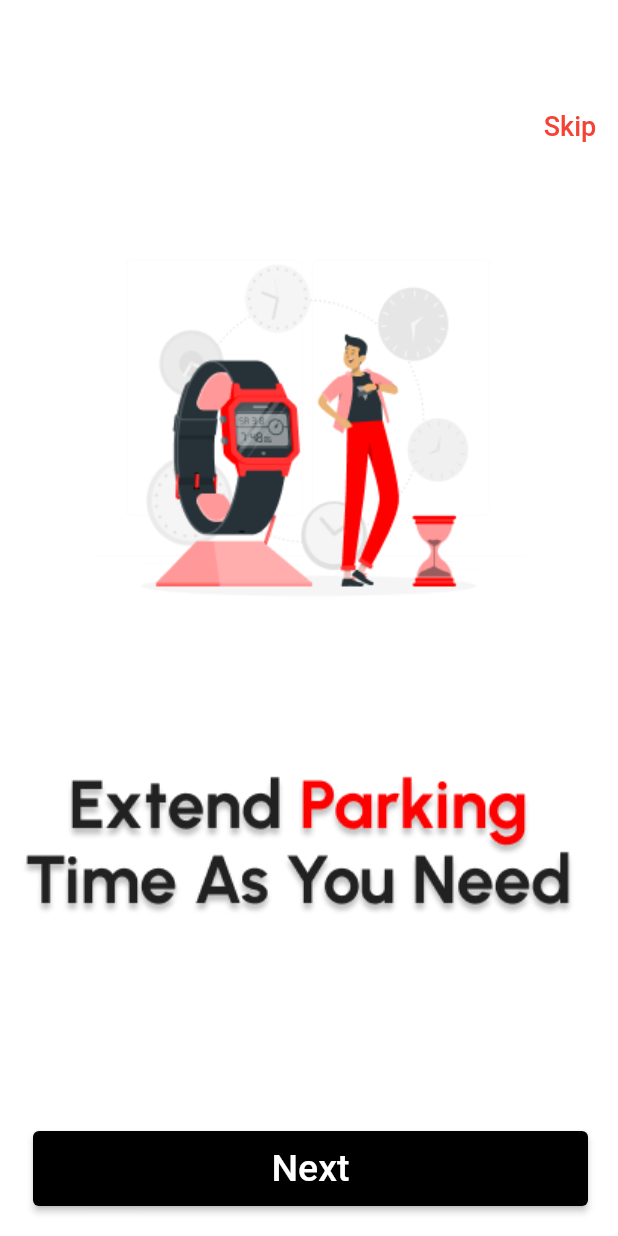
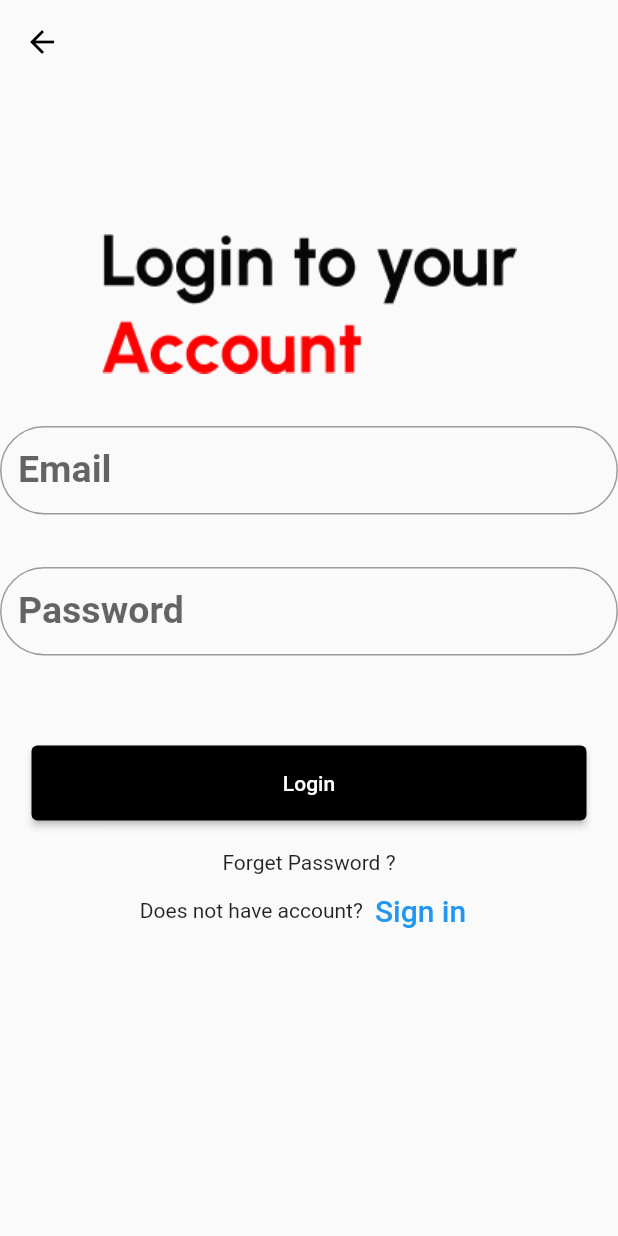
Before and after one commit to ritamagdy22/smartpark, a Flutter app: the ExtendParking screen opened by its route, after a tap on "Next", on a phone screen of 412 x 824 dp. Run offline on Flutter 3.47's test engine with Material 2 defaults, Android fonts, the phone set to English and light mode, and no system bars.

Commit message:
Login Screen

```diff
--- /dev/null
+++ b/lib/Login&Registeration_Screens/LoginScreen.dart
@@ -0,0 +1,120 @@
+import 'package:flutter/material.dart';
+
+class LoginScreen extends StatefulWidget {
+  static const RouteName = "LoginScreen";
+
+  @override
+  State<LoginScreen> createState() => _LoginScreenState();
+}
+
+class _LoginScreenState extends State<LoginScreen> {
+  String email = '';
+
+  String password = '';
+
+  @override
+  Widget build(BuildContext context) {
+    return Scaffold(
+      appBar: AppBar(
+        backgroundColor: Colors.transparent,
+        elevation: 0,
+        iconTheme: IconThemeData(color: Colors.black),
+        leading: IconButton(
+          icon: Icon(Icons.arrow_back),
+          onPressed: () {
+            Navigator.of(context)
+                .pop(); // Handle the action when the back arrow is pressed
+          },
+        ),
+      ),
+      body: Center(
+        child: Column(
+          mainAxisAlignment: MainAxisAlignment.start,
+          // Align children at the top
+          children: [
+            Padding(
+              padding:
+                  EdgeInsets.only(top: 100), // Adjust the top space as needed
+            ),
+            Image.asset('assets/images/LoginText.png'),
+            SizedBox(
+              height: 35,
+            ),
+            TextField(
+              decoration: InputDecoration(
+                labelText: 'Email',
+                border:
+                    OutlineInputBorder(borderRadius: BorderRadius.circular(40)),
+                labelStyle: TextStyle(
+                  fontWeight: FontWeight.bold, // Make the label text bold
+                  fontSize: 25, // Set the font size for the label
+                ),
+              ),
+              onChanged: (value) {
+                setState(() {
+                  email = value;
+                });
+              },
+            ),
+            SizedBox(
+              height: 35,
+            ),
+            TextField(
+              obscureText: true,
+              decoration: InputDecoration(
+                labelText: 'Password',
+                border:
+                    OutlineInputBorder(borderRadius: BorderRadius.circular(40)),
+                labelStyle: TextStyle(
+                  fontWeight: FontWeight.bold, // Make the label text bold
+                  fontSize: 25, // Set the font size for the label
+                ),
+              ),
+              onChanged: (value) {
+                setState(() {
+                  password = value;
+                });
+              },
+            ),
+            SizedBox(height: 60),
+
+            ElevatedButton(
+              onPressed: () {
+                // Perform login logic here using the email and password
+                print('Email: $email, Password: $password');
+              },
+              style: ButtonStyle(
+                backgroundColor: MaterialStateProperty.all(Colors.black),
+                minimumSize: MaterialStateProperty.all(Size(370, 50)),
+              ),
+              child: Text('Login'),
+            ),
+
+            SizedBox(height: 20,),
+            Text("Forget Password ?"),
+
+            Row(
+              children: [
+                const Text('Does not have account?'),
+                TextButton(
+                  child: const Text(
+                    'Sign in',
+                    style: TextStyle(fontSize: 20),
+                  ),
+                  onPressed: () {
+                    //signup screen
+                  },
+                )
+              ],
+              mainAxisAlignment: MainAxisAlignment.center,
+            ),
+
+
+
+
+          ],
+        ),
+      ),
+    );
+  }
+}
--- a/lib/RegisterScreen/ExtendParking.dart
+++ b/lib/RegisterScreen/ExtendParking.dart
@@ -1,15 +1,13 @@
-import 'package:flutter/cupertino.dart';
 import 'package:flutter/material.dart';
+import 'package:smartpark/Login&Registeration_Screens/LoginScreen.dart';
 
 class ExtendParking extends StatelessWidget {
-
-  static const RouteName ="ExtendParking";
+  static const RouteName = "ExtendParking";
 
   @override
   Widget build(BuildContext context) {
     return Scaffold(
       body: Stack(
-
         children: [
           Center(
             child: Container(
@@ -19,7 +17,9 @@ class ExtendParking extends StatelessWidget {
                   children: [
                     Padding(padding: EdgeInsets.all(70)),
                     Image.asset('assets/images/ExtendParking.png'),
-                    SizedBox(height: 70,),
+                    SizedBox(
+                      height: 70,
+                    ),
                     Image.asset("assets/images/TextExtendParkingTime.png"),
                   ],
                 ),
@@ -31,7 +31,8 @@ class ExtendParking extends StatelessWidget {
             right: 0,
             child: TextButton(
               onPressed: () {
-                // Handle the action when the "Skip" button is pressed.
+
+
               },
               child: Text(
                 "Skip",
@@ -48,6 +49,7 @@ class ExtendParking extends StatelessWidget {
             child: ElevatedButton(
               onPressed: () {
 
+                Navigator.of(context).pushNamed(LoginScreen.RouteName);
 
               },
               style: ButtonStyle(
--- a/lib/main.dart
+++ b/lib/main.dart
@@ -1,5 +1,6 @@
 import 'package:flutter/cupertino.dart';
 import 'package:flutter/material.dart';
+import 'package:smartpark/Login&Registeration_Screens/LoginScreen.dart';
 import 'package:smartpark/RegisterScreen/BookAndPay.dart';
 import 'package:smartpark/RegisterScreen/ExtendParking.dart';
 import 'package:smartpark/RegisterScreen/ParkingPlaces.dart';
@@ -19,10 +20,11 @@ class MyApp extends StatelessWidget{
 
       routes: {
         SplashScreen.routename:(context)=>SplashScreen(),
-       WelcomeScreen.RouteName:(context)=>WelcomeScreen(),
+        WelcomeScreen.RouteName:(context)=>WelcomeScreen(),
         ParkingPlaces.RouteName:(context)=>ParkingPlaces(),
         BookAndPay.RouteName:(context)=>BookAndPay(),
-        ExtendParking.RouteName:(context)=>ExtendParking()
+        ExtendParking.RouteName:(context)=>ExtendParking(),
+        LoginScreen.RouteName:(context)=>LoginScreen()
 
       },
 
```
Also changed, not shown: assets/2.0x/LoginText@2x.png (added), assets/3.0x/LoginText@3x.png (added), assets/images/LoginText.png (added).
